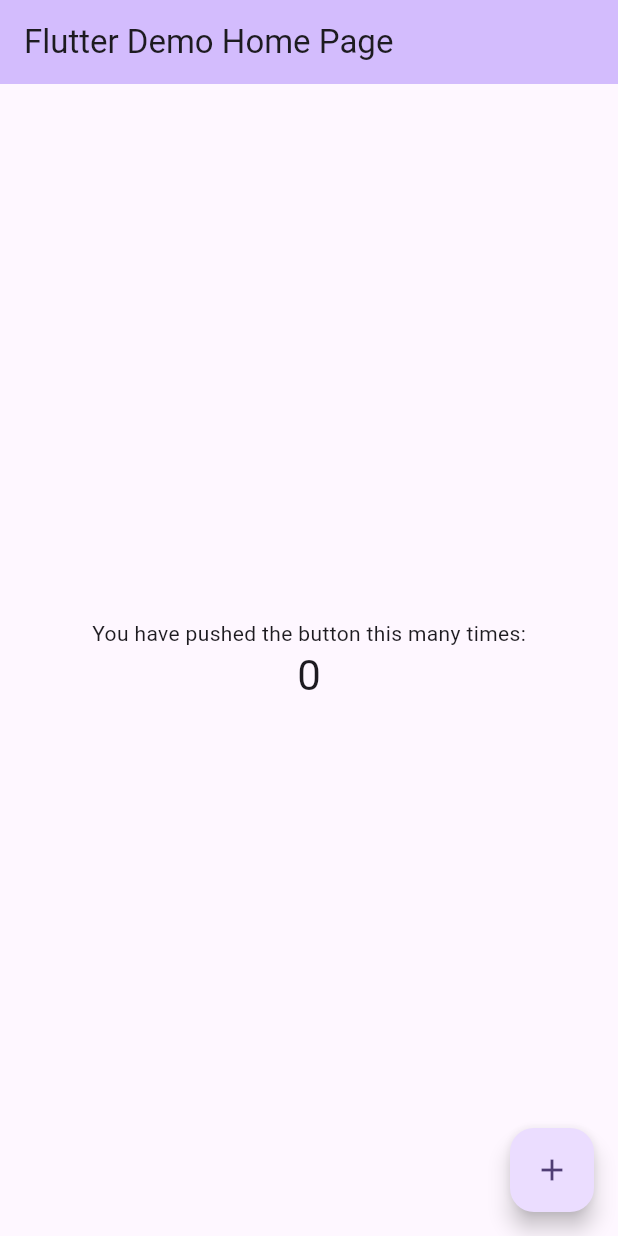
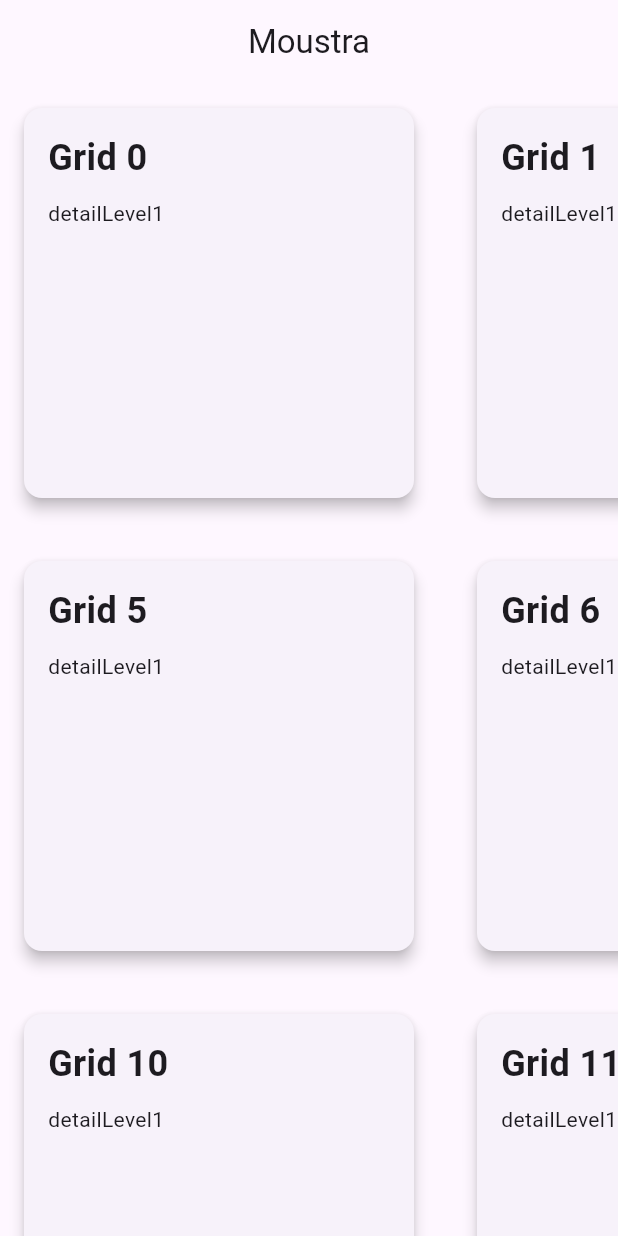
Before and after one commit to chid9202/moustra-mobile, a Flutter app: the screen it shows after launch, on a phone screen of 412 x 824 dp. Run offline on Flutter 3.47's test engine with Material 3 defaults, Android fonts, the phone set to English and light mode, and no system bars; our stand-ins replace go_router.

Commit message:
initial grid view

```diff
--- /dev/null
+++ b/prototype_0/grid_view/lib/detail_item.dart
@@ -0,0 +1,17 @@
+class DetailedItem {
+  final String title;
+  final String detailLevel1;
+  final String detailLevel2;
+  final String detailLevel3;
+  final String detailLevel4;
+  final String detailLevel5;
+
+  const DetailedItem({
+    required this.title,
+    required this.detailLevel1,
+    required this.detailLevel2,
+    required this.detailLevel3,
+    required this.detailLevel4,
+    required this.detailLevel5,
+  });
+}
--- /dev/null
+++ b/prototype_0/grid_view/lib/detail_view.dart
@@ -0,0 +1,72 @@
+import 'package:flutter/material.dart';
+
+import 'detail_item.dart';
+
+class DetailedItemWidget extends StatelessWidget {
+  final DetailedItem item;
+  final int detailLevel;
+
+  const DetailedItemWidget({
+    super.key,
+    required this.item,
+    required this.detailLevel,
+  });
+
+  @override
+  Widget build(BuildContext context) {
+    return Card(
+      elevation: 4.0,
+      margin: const EdgeInsets.all(16.0),
+      child: Padding(
+        padding: const EdgeInsets.all(16.0),
+        child: Column(
+          crossAxisAlignment: CrossAxisAlignment.start,
+          children: [
+            Text(
+              item.title,
+              style: const TextStyle(fontSize: 24, fontWeight: FontWeight.bold),
+            ),
+            const SizedBox(height: 10),
+
+            // Conditional rendering based on detailLevel
+            switch (detailLevel) {
+              1 => Text(item.detailLevel1),
+              2 => Column(
+                crossAxisAlignment: CrossAxisAlignment.start,
+                children: [Text(item.detailLevel1), Text(item.detailLevel2)],
+              ),
+              3 => Column(
+                crossAxisAlignment: CrossAxisAlignment.start,
+                children: [
+                  Text(item.detailLevel1),
+                  Text(item.detailLevel2),
+                  Text(item.detailLevel3),
+                ],
+              ),
+              4 => Column(
+                crossAxisAlignment: CrossAxisAlignment.start,
+                children: [
+                  Text(item.detailLevel1),
+                  Text(item.detailLevel2),
+                  Text(item.detailLevel3),
+                  Text(item.detailLevel4),
+                ],
+              ),
+              5 => Column(
+                crossAxisAlignment: CrossAxisAlignment.start,
+                children: [
+                  Text(item.detailLevel1),
+                  Text(item.detailLevel2),
+                  Text(item.detailLevel3),
+                  Text(item.detailLevel4),
+                  Text(item.detailLevel5),
+                ],
+              ),
+              _ => const Text('Invalid detail level specified.'),
+            },
+          ],
+        ),
+      ),
+    );
+  }
+}
--- /dev/null
+++ b/prototype_0/grid_view/lib/interactive_grid_view.dart
@@ -0,0 +1,87 @@
+import 'package:flutter/material.dart';
+import 'package:go_router/go_router.dart';
+
+import 'package:grid_view/detail_item.dart';
+import 'package:grid_view/detail_view.dart';
+
+class InteractiveGridScreen extends StatefulWidget {
+  const InteractiveGridScreen({super.key});
+
+  @override
+  State<InteractiveGridScreen> createState() => _InteractiveGridScreenState();
+}
+
+class _InteractiveGridScreenState extends State<InteractiveGridScreen> {
+  final TransformationController _transformationController =
+      TransformationController();
+  final ScrollController _scrollController = ScrollController();
+  final int _gridCount = 100;
+  double zoomLevel = 1;
+
+  @override
+  void initState() {
+    super.initState();
+    _transformationController.addListener(_onTransformationChanged);
+    _transformationController.value.scaleByDouble(1, 1, 1, 1);
+  }
+
+  @override
+  void dispose() {
+    _transformationController.removeListener(_onTransformationChanged);
+    _transformationController.dispose();
+    _scrollController.dispose();
+    super.dispose();
+  }
+
+  void _onTransformationChanged() {
+    setState(() {
+      zoomLevel = _transformationController.value.entry(0, 0);
+    });
+  }
+
+  @override
+  Widget build(BuildContext context) {
+    return InteractiveViewer(
+      constrained: false, // Allows the child to be larger than the view
+      transformationController: _transformationController,
+      minScale: 0.1,
+      maxScale: 4.0,
+      scaleEnabled: true,
+      panEnabled: true,
+      child: SizedBox(
+        width: 1500, // Large enough width to contain the entire grid
+        height: 1500, // Large enough height to contain the entire grid
+        child: GridView.builder(
+          controller: _scrollController,
+          itemCount: _gridCount,
+          physics:
+              const NeverScrollableScrollPhysics(), // Disable internal scrolling
+          gridDelegate: const SliverGridDelegateWithFixedCrossAxisCount(
+            crossAxisCount: 5, // Number of columns
+            crossAxisSpacing: 10,
+            mainAxisSpacing: 10,
+            childAspectRatio: 1.0, // Adjust as needed
+          ),
+          itemBuilder: (context, index) {
+            return GestureDetector(
+              onTap: () {
+                GoRouter.of(context).go('/rooms/$index');
+              },
+              child: DetailedItemWidget(
+                item: DetailedItem(
+                  title: 'Grid $index',
+                  detailLevel1: 'detailLevel1',
+                  detailLevel2: 'detailLevel2',
+                  detailLevel3: 'detailLevel3',
+                  detailLevel4: 'detailLevel4',
+                  detailLevel5: 'detailLevel5',
+                ),
+                detailLevel: zoomLevel.ceil(),
+              ),
+            );
+          },
+        ),
+      ),
+    );
+  }
+}
--- a/prototype_0/grid_view/lib/main.dart
+++ b/prototype_0/grid_view/lib/main.dart
@@ -1,4 +1,8 @@
 import 'package:flutter/material.dart';
+import 'package:go_router/go_router.dart';
+import 'package:grid_view/detail_item.dart';
+import 'package:grid_view/detail_view.dart';
+import 'package:grid_view/interactive_grid_view.dart';
 
 void main() {
   runApp(const MyApp());
@@ -7,116 +11,59 @@ void main() {
 class MyApp extends StatelessWidget {
   const MyApp({super.key});
 
-  // This widget is the root of your application.
   @override
   Widget build(BuildContext context) {
-    return MaterialApp(
-      title: 'Flutter Demo',
-      theme: ThemeData(
-        // This is the theme of your application.
-        //
-        // TRY THIS: Try running your application with "flutter run". You'll see
-        // the application has a purple toolbar. Then, without quitting the app,
-        // try changing the seedColor in the colorScheme below to Colors.green
-        // and then invoke "hot reload" (save your changes or press the "hot
-        // reload" button in a Flutter-supported IDE, or press "r" if you used
-        // the command line to start the app).
-        //
-        // Notice that the counter didn't reset back to zero; the application
-        // state is not lost during the reload. To reset the state, use hot
-        // restart instead.
-        //
-        // This works for code too, not just values: Most code changes can be
-        // tested with just a hot reload.
-        colorScheme: ColorScheme.fromSeed(seedColor: Colors.deepPurple),
+    return MaterialApp.router(
+      routerConfig: GoRouter(
+        routes: [
+          ShellRoute(
+            pageBuilder: (context, state, child) {
+              return MaterialPage(
+                child: Scaffold(
+                  appBar: AppBar(
+                    title: const Center(child: Text('Moustra')),
+                    leading: GoRouter.of(context).state.path != '/'
+                        ? IconButton(
+                            icon: Icon(Icons.arrow_back_ios_rounded),
+                            onPressed: () {
+                              GoRouter.of(context).go('/');
+                            },
+                          )
+                        : null,
+                  ),
+                  body: child,
+                ),
+              );
+            },
+            routes: [
+              GoRoute(
+                path: '/',
+                pageBuilder: (context, state) {
+                  return MaterialPage(child: InteractiveGridScreen());
+                },
+              ),
+              GoRoute(
+                path: '/rooms/:roomId',
+                pageBuilder: (context, state) {
+                  return MaterialPage(
+                    child: DetailedItemWidget(
+                      item: DetailedItem(
+                        title: 'Grid ${state.pathParameters['roomId']}',
+                        detailLevel1: 'detailLevel1',
+                        detailLevel2: 'detailLevel2',
+                        detailLevel3: 'detailLevel3',
+                        detailLevel4: 'detailLevel4',
+                        detailLevel5: 'detailLevel5',
+                      ),
+                      detailLevel: 4,
+                    ),
+                  );
+                },
+              ),
+            ],
+          ),
+        ],
       ),
-      home: const MyHomePage(title: 'Flutter Demo Home Page'),
     );
   }
 }
-
-class MyHomePage extends StatefulWidget {
-  const MyHomePage({super.key, required this.title});
-
-  // This widget is the home page of your application. It is stateful, meaning
-  // that it has a State object (defined below) that contains fields that affect
-  // how it looks.
-
-  // This class is the configuration for the state. It holds the values (in this
-  // case the title) provided by the parent (in this case the App widget) and
-  // used by the build method of the State. Fields in a Widget subclass are
-  // always marked "final".
-
-  final String title;
-
-  @override
-  State<MyHomePage> createState() => _MyHomePageState();
-}
-
-class _MyHomePageState extends State<MyHomePage> {
-  int _counter = 0;
-
-  void _incrementCounter() {
-    setState(() {
-      // This call to setState tells the Flutter framework that something has
-      // changed in this State, which causes it to rerun the build method below
-      // so that the display can reflect the updated values. If we changed
-      // _counter without calling setState(), then the build method would not be
-      // called again, and so nothing would appear to happen.
-      _counter++;
-    });
-  }
-
-  @override
-  Widget build(BuildContext context) {
-    // This method is rerun every time setState is called, for instance as done
-    // by the _incrementCounter method above.
-    //
-    // The Flutter framework has been optimized to make rerunning build methods
-    // fast, so that you can just rebuild anything that needs updating rather
-    // than having to individually change instances of widgets.
-    return Scaffold(
-      appBar: AppBar(
-        // TRY THIS: Try changing the color here to a specific color (to
-        // Colors.amber, perhaps?) and trigger a hot reload to see the AppBar
-        // change color while the other colors stay the same.
-        backgroundColor: Theme.of(context).colorScheme.inversePrimary,
-        // Here we take the value from the MyHomePage object that was created by
-        // the App.build method, and use it to set our appbar title.
-        title: Text(widget.title),
-      ),
-      body: Center(
-        // Center is a layout widget. It takes a single child and positions it
-        // in the middle of the parent.
-        child: Column(
-          // Column is also a layout widget. It takes a list of children and
-          // arranges them vertically. By default, it sizes itself to fit its
-          // children horizontally, and tries to be as tall as its parent.
-          //
-          // Column has various properties to control how it sizes itself and
-          // how it positions its children. Here we use mainAxisAlignment to
-          // center the children vertically; the main axis here is the vertical
-          // axis because Columns are vertical (the cross axis would be
-          // horizontal).
-          //
-          // TRY THIS: Invoke "debug painting" (choose the "Toggle Debug Paint"
-          // action in the IDE, or press "p" in the console), to see the
-          // wireframe for each widget.
-          mainAxisAlignment: MainAxisAlignment.center,
-          children: <Widget>[
-            const Text('You have pushed the button this many times:'),
-            Text(
-              '$_counter',
-              style: Theme.of(context).textTheme.headlineMedium,
-            ),
-          ],
-        ),
-      ),
-      floatingActionButton: FloatingActionButton(
-        onPressed: _incrementCounter,
-        tooltip: 'Increment',
-        child: const Icon(Icons.add),
-      ), // This trailing comma makes auto-formatting nicer for build methods.
-    );
-  }
-}
```
